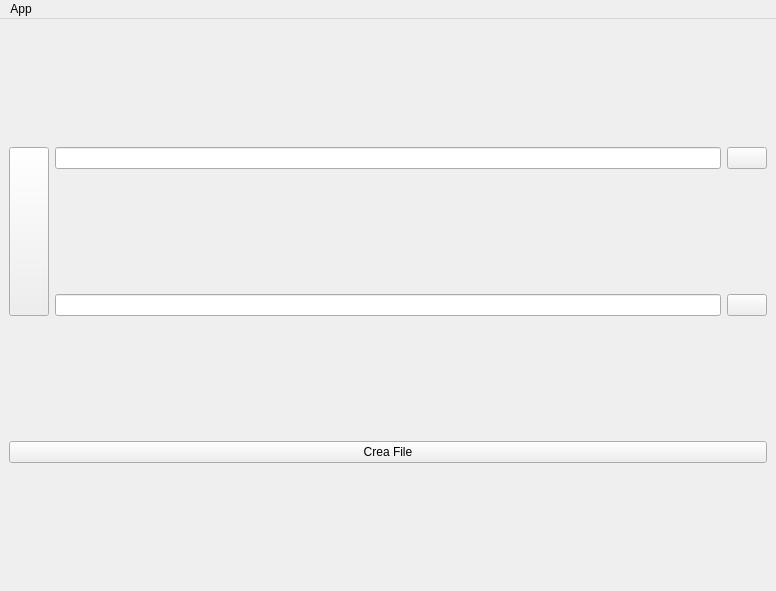
Before: the Qt Designer form layout/mainView.ui in LcBert/Gestione-Inventario, drawn with Qt 5.
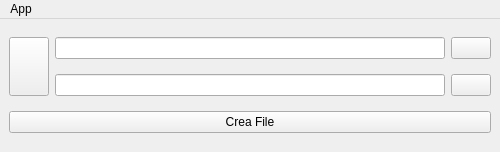
After: the same form once the commit is applied. Icons and pictures are not drawn.

Commit message: Adjust window size and size policy in MainWindow UI

The edit to the form file:
```diff
--- a/layout/mainView.ui
+++ b/layout/mainView.ui
@@ -6,8 +6,8 @@
    <rect>
     <x>0</x>
     <y>0</y>
-    <width>776</width>
-    <height>591</height>
+    <width>500</width>
+    <height>152</height>
    </rect>
   </property>
   <property name="windowTitle">
@@ -19,7 +19,7 @@
   </property>
   <widget class="QWidget" name="centralwidget">
    <property name="sizePolicy">
-    <sizepolicy hsizetype="Preferred" vsizetype="Maximum">
+    <sizepolicy hsizetype="Preferred" vsizetype="Minimum">
      <horstretch>0</horstretch>
      <verstretch>0</verstretch>
     </sizepolicy>
@@ -101,7 +101,7 @@
     <rect>
      <x>0</x>
      <y>0</y>
-     <width>776</width>
+     <width>500</width>
      <height>26</height>
     </rect>
    </property>
```
The commit also changes 1 other file.
